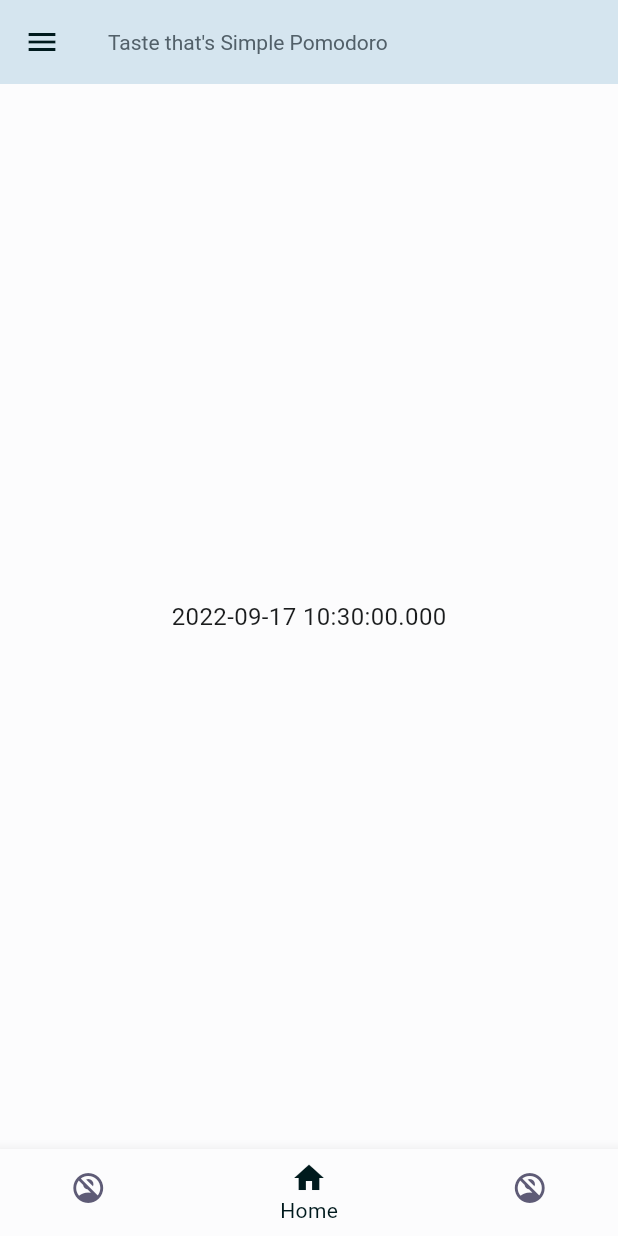
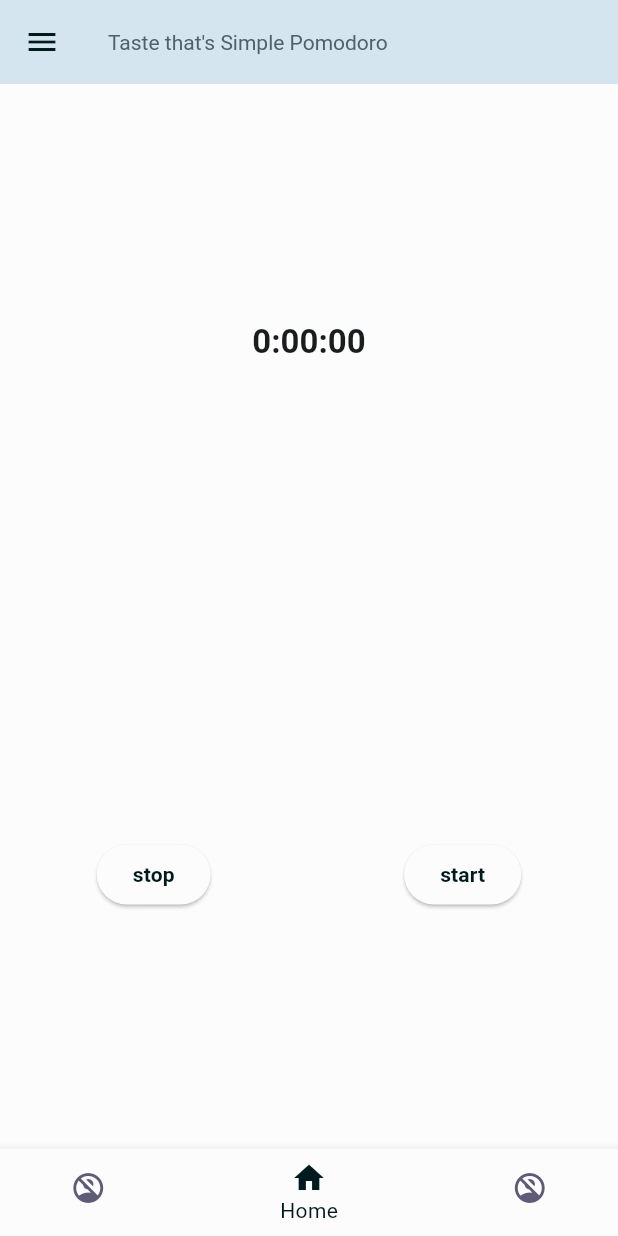
Before and after one commit to sakanafuto/pomodoro, a Flutter app: the screen it shows after launch, on a phone screen of 412 x 824 dp. Run offline on Flutter 3.47's test engine with Material 2 defaults, Android fonts, the phone set to English and light mode, and no system bars; our stand-ins replace google_fonts, hooks_riverpod.

Commit message:
:sparkles: タイマーの実装

```diff
--- a/lib/main.dart
+++ b/lib/main.dart
@@ -15,7 +15,7 @@ class MyApp extends StatelessWidget {
       theme: AppThemeData.mainThemeData,
       title: 'GreedApp',
       home: Scaffold(
-        body: const HomeScreen(),
+        body: HomeScreen(),
         bottomNavigationBar: BottomNavigationBarView(),
       ),
     );
--- a/lib/ui/component/bottom_navigation_bar_view.dart
+++ b/lib/ui/component/bottom_navigation_bar_view.dart
@@ -16,7 +16,7 @@ class BottomNavigationBarView extends ConsumerWidget {
 
   final _pages = [
     const Text("no"),
-    const HomeScreen(),
+    HomeScreen(),
     const Text("no2"),
   ];
 
--- a/lib/ui/home/home_screen.dart
+++ b/lib/ui/home/home_screen.dart
@@ -1,13 +1,55 @@
+import 'dart:async';
+
 import 'package:flutter/material.dart';
 import 'package:hooks_riverpod/hooks_riverpod.dart';
+import 'package:intl/date_symbol_data_local.dart';
+import 'package:intl/intl.dart';
+
+final timerProvider = StateProvider<DateTime>((ref) => DateTime.utc(0, 0, 0));
 
 class HomeScreen extends HookConsumerWidget {
-  const HomeScreen();
+  HomeScreen({Key? key}) : super(key: key);
+
+  late Timer _timer;
 
   @override
   Widget build(BuildContext context, WidgetRef ref) {
+    initializeDateFormatting('ja');
+    final time = ref.watch(timerProvider);
     return Scaffold(
-      body: Center(child: Text(DateTime.now().toString())),
+      body: Column(
+        mainAxisAlignment: MainAxisAlignment.spaceAround,
+        children: [
+          Center(
+            child: Text(
+              DateFormat.Hms('ja').format(time),
+              style: Theme.of(context).textTheme.headline2,
+            ),
+          ),
+          Row(
+            mainAxisAlignment: MainAxisAlignment.spaceAround,
+            children: [
+              ElevatedButton(
+                  onPressed: () => _timer.isActive ? _timer.cancel() : null,
+                  child: const Text("stop")),
+              ElevatedButton(
+                  onPressed: () {
+                    _timer = Timer.periodic(
+                      const Duration(seconds: 1),
+                      (Timer timer) {
+                        ref.watch(timerProvider.notifier).update(
+                              (state) => state.add(
+                                const Duration(seconds: 1),
+                              ),
+                            );
+                      },
+                    );
+                  },
+                  child: const Text("start")),
+            ],
+          )
+        ],
+      ),
     );
   }
 }
--- a/pubspec.yaml
+++ b/pubspec.yaml
@@ -32,6 +32,7 @@ dependencies:
     sdk: flutter
   google_fonts: ^3.0.1
   hooks_riverpod: ^1.0.4
+  intl: ^0.17.0
 
 dev_dependencies:
 
```
Also changed, not shown: pubspec.lock, 2 other files.
